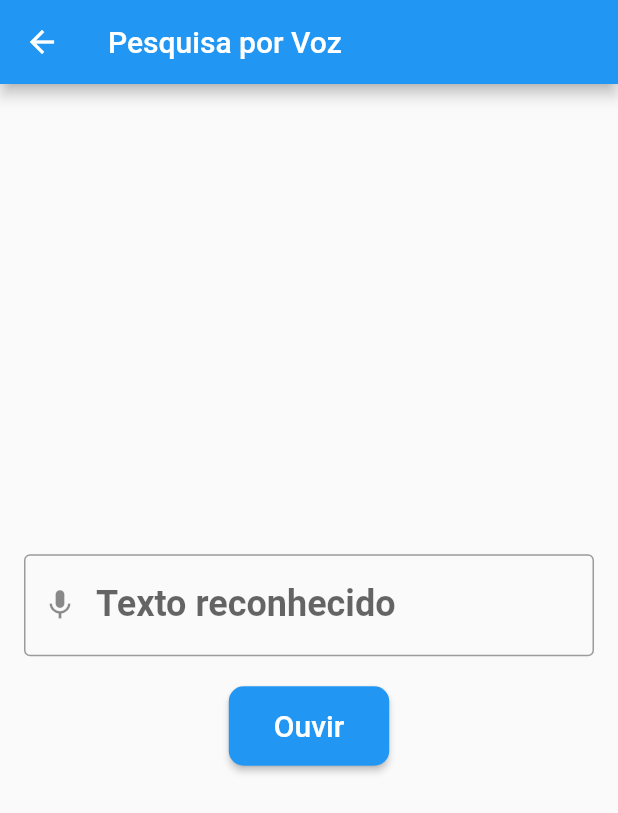
After one commit to DolAndi/flutter-g2-accessibility, a Flutter app: the screen it shows after launch, after a tap on "Pesquisar por Voz", on a phone screen of 412 x 824 dp. The commit adds this screen. Shown: the top 813 px of the screen. Run offline on Flutter 3.47's test engine with Material 2 defaults, Android fonts, the light colour scheme and no system bars; our stand-ins replace speech_to_text.

Commit message:
add voice_search_screen

```diff
--- a/accessibility_flutter/lib/screens/home_screen.dart
+++ b/accessibility_flutter/lib/screens/home_screen.dart
@@ -1,4 +1,5 @@
 import 'package:flutter/material.dart';
+import 'voice_search_screen.dart';
 
 class HomeScreen extends StatefulWidget {
   @override
@@ -27,6 +28,13 @@ class _HomeScreenState extends State<HomeScreen> {
     setState(() {
       _highContrastEnabled = !_highContrastEnabled;
     });
+  }
+
+  void _navigateToVoiceSearchScreen() {
+    Navigator.push(
+      context,
+      MaterialPageRoute(builder: (context) => VoiceSearchScreen()),
+    );
   }
 
   @override
@@ -88,6 +96,18 @@ class _HomeScreenState extends State<HomeScreen> {
                     ),
                   ),
                 ),
+                SizedBox(height: 20),
+                Card(
+                  elevation: 4,
+                  child: Padding(
+                    padding: const EdgeInsets.all(16.0),
+                    child: ListTile(
+                      leading: Icon(Icons.mic),
+                      title: Text('Pesquisar por Voz'),
+                      onTap: _navigateToVoiceSearchScreen,
+                    ),
+                  ),
+                ),
               ],
             ),
           ),
--- /dev/null
+++ b/accessibility_flutter/lib/screens/voice_search_screen.dart
@@ -0,0 +1,111 @@
+import 'package:flutter/material.dart';
+import 'package:speech_to_text/speech_to_text.dart' as stt;
+
+class VoiceSearchScreen extends StatefulWidget {
+  @override
+  _VoiceSearchScreenState createState() => _VoiceSearchScreenState();
+}
+
+class _VoiceSearchScreenState extends State<VoiceSearchScreen> {
+  late stt.SpeechToText _speechToText;
+  bool _isListening = false;
+  String _text = '';
+
+  void _initSpeechToText() {
+    _speechToText = stt.SpeechToText();
+  }
+
+  void _startListening() async {
+    if (!_isListening) {
+      bool available = await _speechToText.initialize(
+        onStatus: (status) {
+          if (status == 'notListening') {
+            setState(() {
+              _isListening = false;
+            });
+          }
+        },
+        onError: (error) {
+          print('Error: $error');
+        },
+      );
+
+      if (available) {
+        setState(() {
+          _isListening = true;
+        });
+
+        _speechToText.listen(
+          onResult: (result) {
+            setState(() {
+              _text = result.recognizedWords;
+            });
+          },
+        );
+      }
+    }
+  }
+
+  void _stopListening() {
+    if (_isListening) {
+      _speechToText.stop();
+    }
+  }
+
+  @override
+  void initState() {
+    super.initState();
+    _initSpeechToText();
+  }
+
+  @override
+  void dispose() {
+    _speechToText.cancel();
+    super.dispose();
+  }
+
+  @override
+  Widget build(BuildContext context) {
+    return Scaffold(
+      appBar: AppBar(
+        title: Text('Pesquisa por Voz'),
+      ),
+      body: Container(
+        padding: EdgeInsets.all(16.0),
+        child: Column(
+          mainAxisAlignment: MainAxisAlignment.center,
+          children: [
+            TextField(
+              controller: TextEditingController(text: _text),
+              style: TextStyle(
+                fontSize: 24,
+                fontWeight: FontWeight.bold,
+              ),
+              textAlign: TextAlign.center,
+              readOnly: true,
+              decoration: InputDecoration(
+                border: OutlineInputBorder(),
+                labelText: 'Texto reconhecido',
+                prefixIcon: Icon(Icons.mic),
+              ),
+            ),
+            SizedBox(height: 20),
+            ElevatedButton(
+              onPressed: _isListening ? _stopListening : _startListening,
+              style: ElevatedButton.styleFrom(
+                padding: EdgeInsets.symmetric(horizontal: 30, vertical: 15),
+                shape: RoundedRectangleBorder(
+                  borderRadius: BorderRadius.circular(10),
+                ),
+              ),
+              child: Text(
+                _isListening ? 'Parar' : 'Ouvir',
+                style: TextStyle(fontSize: 20),
+              ),
+            ),
+          ],
+        ),
+      ),
+    );
+  }
+}
--- a/accessibility_flutter/pubspec.yaml
+++ b/accessibility_flutter/pubspec.yaml
@@ -35,6 +35,7 @@ dependencies:
   # The following adds the Cupertino Icons font to your application.
   # Use with the CupertinoIcons class for iOS style icons.
   cupertino_icons: ^1.0.2
+  speech_to_text: ^6.1.1
 
 dev_dependencies:
   flutter_test:
```
Also changed, not shown: accessibility_flutter/pubspec.lock, 1 other file.
